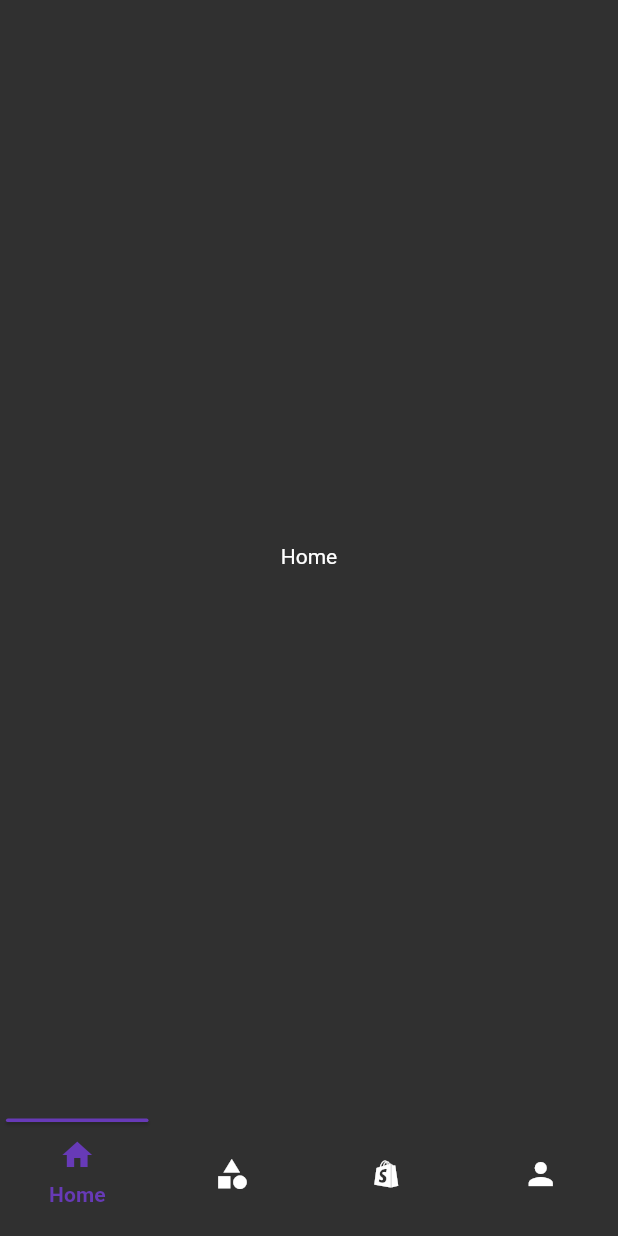
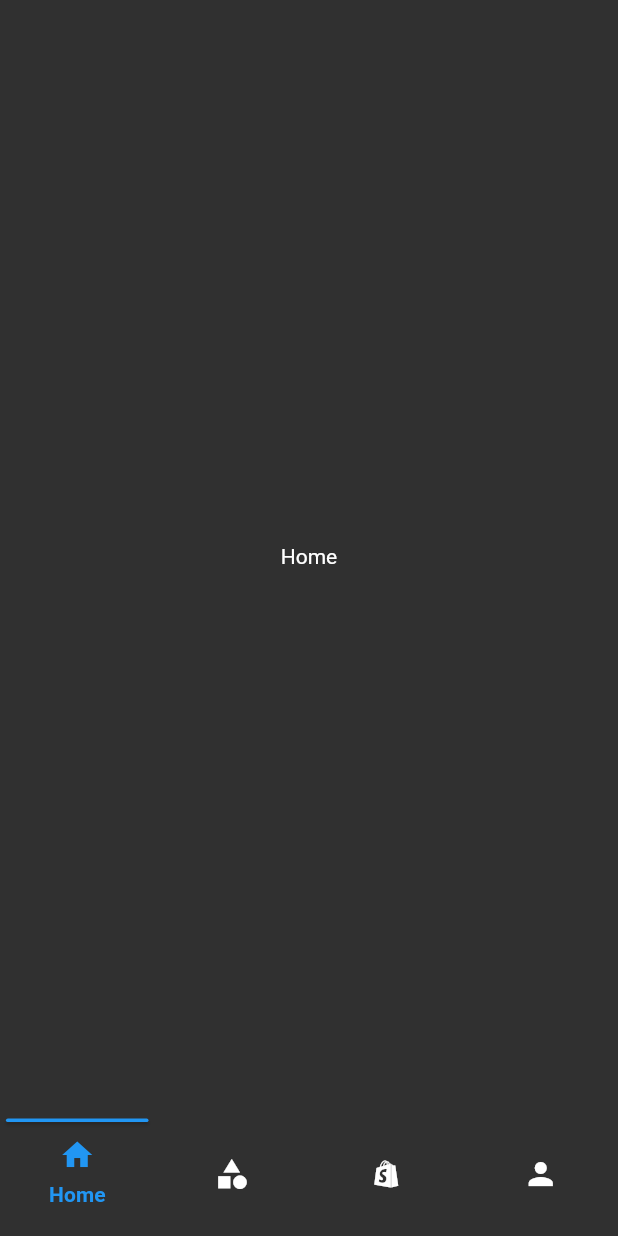
Before and after one commit to yasinari/bottom_navigation_indicator, a Flutter app: the screen it shows after launch, on a phone screen of 412 x 824 dp. Run offline on Flutter 3.47's test engine with Material 2 defaults, Android fonts, the phone set to English and light mode, and no system bars.

Commit message:
Update first_example.dart

```diff
--- a/lib/example/first_example.dart
+++ b/lib/example/first_example.dart
@@ -10,7 +10,9 @@ class FirstExample extends StatefulWidget {
 
 class _FirstExampleState extends State<FirstExample> {
   final _items = _ExampleFeatures();
-  final _selectedColor = Colors.deepPurple;
+  final _selectedColor = Colors.blue;
+  final _unselectedColor = Colors.white;
+  final _bnBackColor = Colors.transparent;
   @override
   Widget build(BuildContext context) {
     return Scaffold(
@@ -20,8 +22,8 @@ class _FirstExampleState extends State<FirstExample> {
           _items._bottomBarTitle,
           _items._bottomIcons,
           _selectedColor,
-          Colors.white,
-          Colors.transparent,
+          _unselectedColor,
+          _bnBackColor,
           _items._pages),
     );
   }
```
